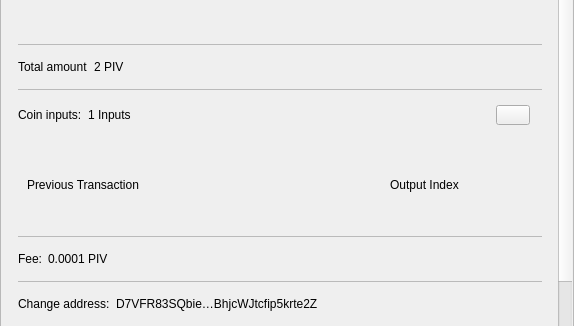
The window that src/qt/pivx/forms/sendconfirmdialog.ui (stakecube/stakecubecoin-archive) describes before a commit, drawn with Qt 5; both pictures show x 0 to 574 and y 198 to 524 of the 574 by 680 pixel window.
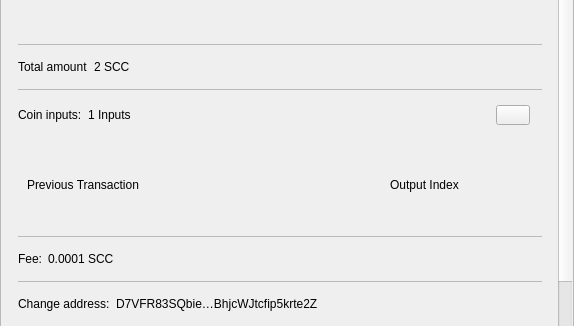
The same window after the commit.

The edit to the form file:
```diff
--- a/src/qt/pivx/forms/sendconfirmdialog.ui
+++ b/src/qt/pivx/forms/sendconfirmdialog.ui
@@ -444,7 +444,7 @@
                    <item>
                     <widget class="QLabel" name="textAmount">
                      <property name="text">
-                      <string>2 PIV</string>
+                      <string>2 SCC</string>
                      </property>
                     </widget>
                    </item>
@@ -600,7 +600,7 @@
                    <item>
                     <widget class="QLabel" name="textFee">
                      <property name="text">
-                      <string>0.0001 PIV</string>
+                      <string>0.0001 SCC</string>
                      </property>
                     </widget>
                    </item>
```
